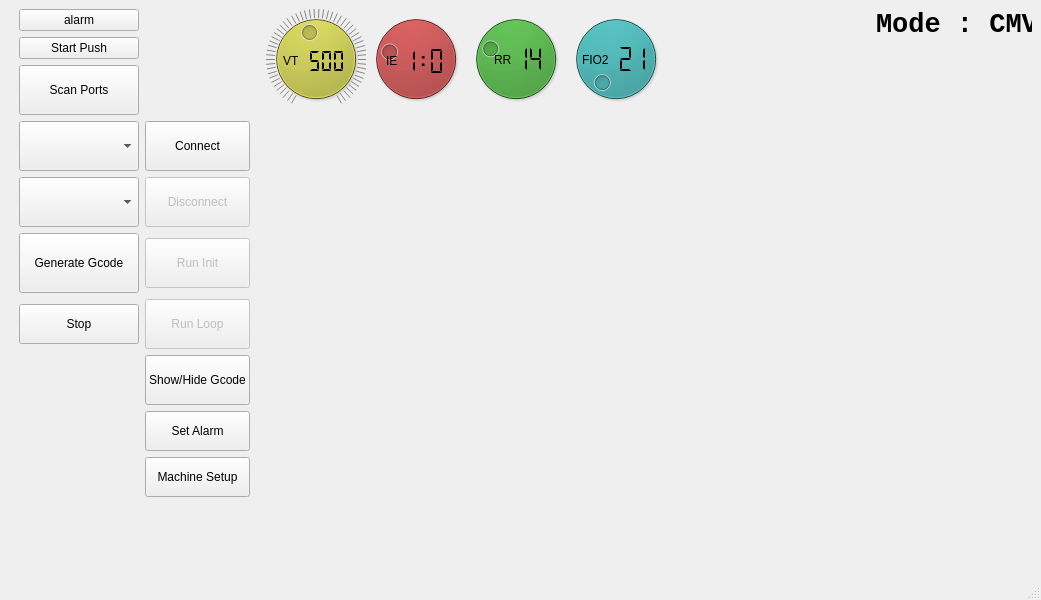
Above: VentUI.ui from jibonaronno/Rhythm before the change. Below: the same form after it.
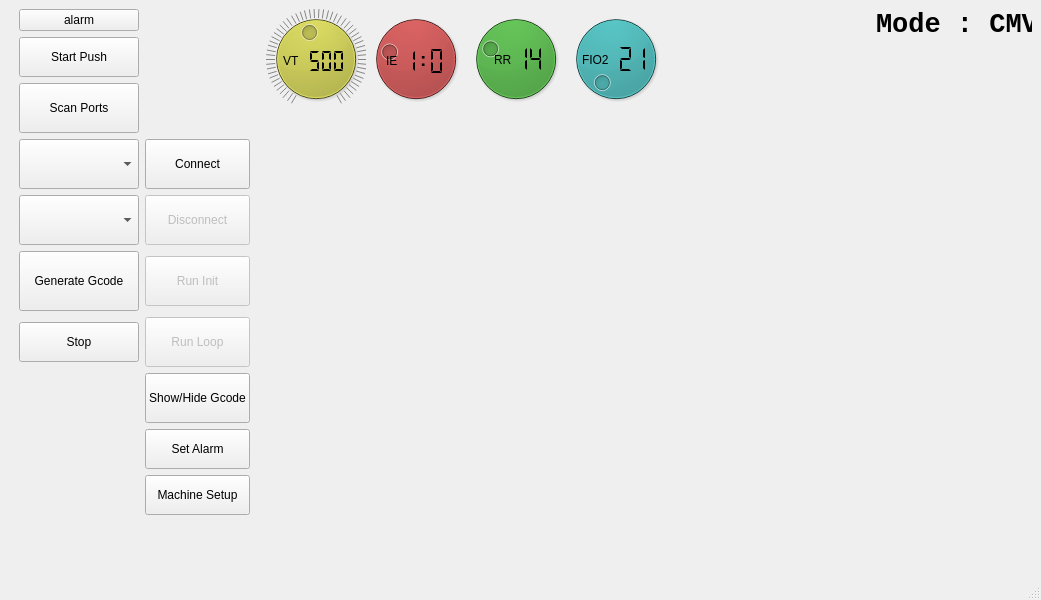
That is the form after the change.

What changed in the file:
```diff
--- a/VentUI.ui
+++ b/VentUI.ui
@@ -65,6 +65,12 @@
           </item>
           <item row="1" column="0">
            <widget class="QPushButton" name="startpush">
+            <property name="minimumSize">
+             <size>
+              <width>0</width>
+              <height>40</height>
+             </size>
+            </property>
             <property name="text">
              <string>Start Push</string>
             </property>
```
